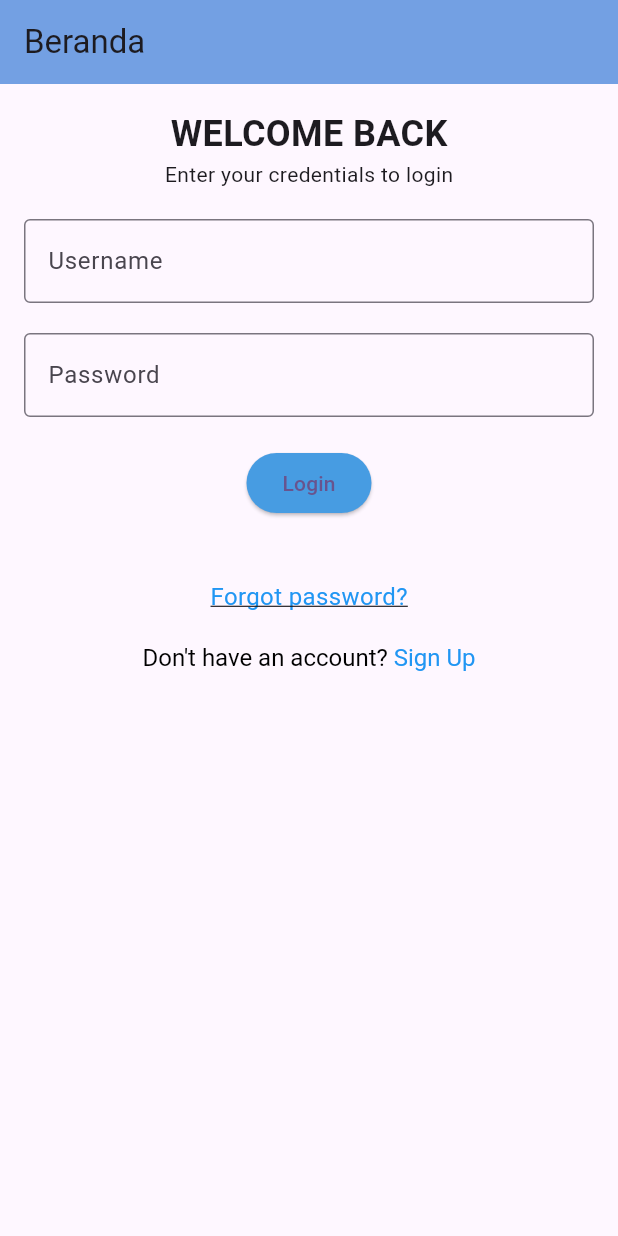
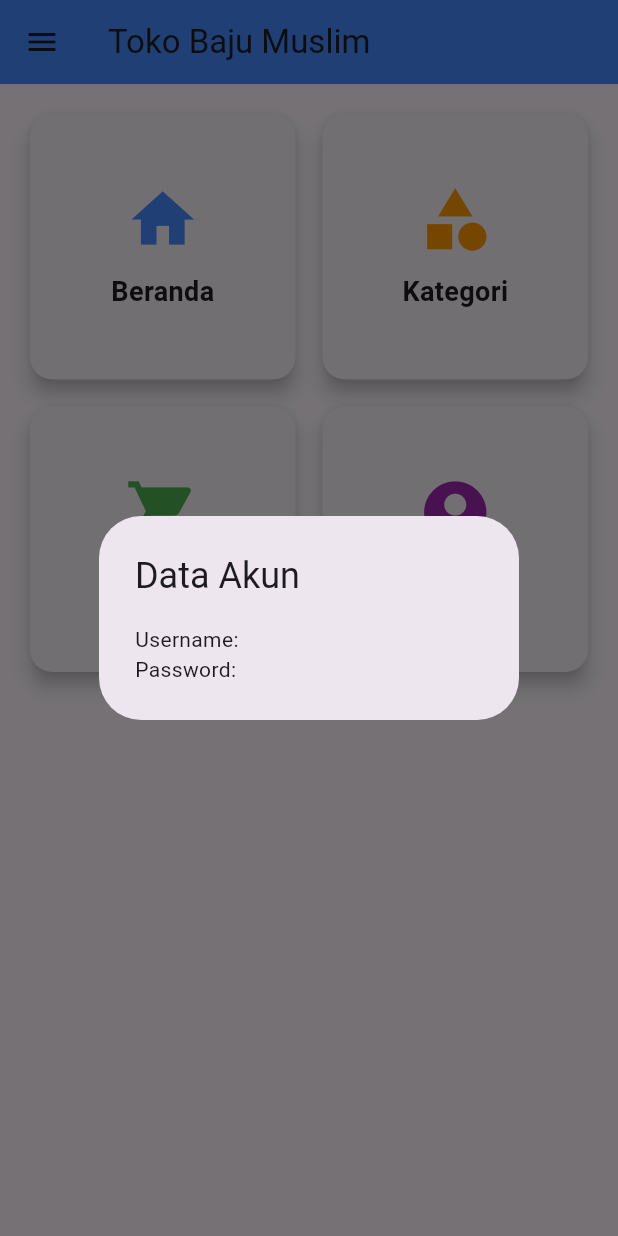
Before and after one commit to OktaviaPutriii/pemroP3, a Flutter app: the screen it shows after launch, after a tap on "Login", on a phone screen of 412 x 824 dp. Run offline on Flutter 3.47's test engine with Material 3 defaults, Android fonts, the phone set to English and light mode, and no system bars.

Commit message:
Menambahkan file beranda.dart dan melakukan perubahan pada login, main, dan signup

```diff
--- /dev/null
+++ b/lib/beranda.dart
@@ -0,0 +1,124 @@
+import 'package:flutter/material.dart';
+
+class HomePage extends StatelessWidget {
+  @override
+  Widget build(BuildContext context) {
+    return Scaffold(
+      appBar: AppBar(
+        title: Text('Toko Baju Muslim'),
+        backgroundColor: Colors.blueAccent,
+      ),
+      drawer: Drawer(
+        child: ListView(
+          padding: EdgeInsets.zero,
+          children: <Widget>[
+            DrawerHeader(
+              decoration: BoxDecoration(
+                color: Colors.blueAccent,
+              ),
+              child: Column(
+                mainAxisAlignment: MainAxisAlignment.center,
+                children: [
+                  CircleAvatar(
+                    radius: 40,
+                    backgroundImage:
+                        AssetImage('assets/profile.jpg'), // Gambar profil
+                  ),
+                  SizedBox(height: 10),
+                  Text(
+                    'User Name',
+                    style: TextStyle(color: Colors.white, fontSize: 18),
+                  ),
+                ],
+              ),
+            ),
+            ListTile(
+              leading: Icon(Icons.home),
+              title: Text('Beranda'),
+              onTap: () {
+                Navigator.pop(context);
+              },
+            ),
+            ListTile(
+              leading: Icon(Icons.category),
+              title: Text('Kategori'),
+              onTap: () {
+                Navigator.pop(context);
+              },
+            ),
+            ListTile(
+              leading: Icon(Icons.shopping_cart),
+              title: Text('Keranjang'),
+              onTap: () {
+                // Fungsi untuk membuka keranjang belanja
+                Navigator.pop(context);
+              },
+            ),
+            ListTile(
+              leading: Icon(Icons.logout),
+              title: Text('Logout'),
+              onTap: () {
+                // Fungsi logout
+                Navigator.pop(context);
+              },
+            ),
+          ],
+        ),
+      ),
+      body: Padding(
+        padding: const EdgeInsets.all(16.0),
+        child: GridView.count(
+          crossAxisCount: 2, // 2 kolom dalam grid
+          crossAxisSpacing: 10,
+          mainAxisSpacing: 10,
+          children: <Widget>[
+            _buildCard(
+              icon: Icons.home,
+              title: 'Beranda',
+              color: Colors.blueAccent,
+            ),
+            _buildCard(
+              icon: Icons.category,
+              title: 'Kategori',
+              color: Colors.orange,
+            ),
+            _buildCard(
+              icon: Icons.shopping_cart,
+              title: 'Keranjang',
+              color: Colors.green,
+            ),
+            _buildCard(
+              icon: Icons.account_circle,
+              title: 'Akun',
+              color: Colors.purple,
+            ),
+          ],
+        ),
+      ),
+    );
+  }
+
+  // Fungsi untuk membuat Card widget
+  Widget _buildCard({IconData? icon, String? title, Color? color}) => Card(
+        elevation: 5,
+        shape: RoundedRectangleBorder(
+          borderRadius: BorderRadius.circular(15),
+        ),
+        child: InkWell(
+          onTap: () {
+            // Aksi saat card ditekan
+          },
+          child: Column(
+            mainAxisAlignment: MainAxisAlignment.center,
+            children: <Widget>[
+              Icon(icon, size: 50, color: color),
+              SizedBox(height: 10),
+              Text(
+                title!,
+                style: TextStyle(fontSize: 18, fontWeight: FontWeight.bold),
+              ),
+            ],
+          ),
+        ),
+      );
+}
--- a/lib/login.dart
+++ b/lib/login.dart
@@ -1,8 +1,37 @@
 import 'package:flutter/material.dart';
+import 'package:flutter_application_1/beranda.dart';
 import 'package:flutter_application_1/signup.dart';
 
-class LoginPage extends StatelessWidget {
+class LoginPage extends StatefulWidget {
   const LoginPage({super.key});
+
+  @override
+  State<LoginPage> createState() => _LoginPageState();
+}
+
+class _LoginPageState extends State<LoginPage> {
+  final TextEditingController _usernameController = TextEditingController();
+  final TextEditingController _passwordController = TextEditingController();
+
+  void _tampil() {
+    String username = _usernameController.text;
+    String pass = _passwordController.text;
+
+    Navigator.push(
+                      context,
+                      MaterialPageRoute(
+                          builder: (context) => HomePage()),
+                    );
+
+    showDialog(
+        context: context,
+        builder: (context) {
+          return AlertDialog(
+            title: Text("Data Akun"),
+            content: Text("Username: $username\nPassword: $pass"),
+          );
+        });
+  }
 
   @override
   Widget build(BuildContext context) {
@@ -36,6 +65,7 @@ class LoginPage extends StatelessWidget {
 
               // Input Username
               TextField(
+                controller: _usernameController,
                 decoration: const InputDecoration(
                   labelText: 'Username',
                   hintText: 'Masukkan Username Anda',
@@ -49,6 +79,7 @@ class LoginPage extends StatelessWidget {
 
               // Input Password
               TextField(
+                controller: _passwordController,
                 decoration: const InputDecoration(
                   labelText: 'Password',
                   hintText: 'Masukkan Password Anda',
@@ -68,6 +99,7 @@ class LoginPage extends StatelessWidget {
                   children: [
                     ElevatedButton(
                       onPressed: () {
+                        _tampil();
                         // Aksi ketika tombol login ditekan
                       },
                       style: ElevatedButton.styleFrom(
--- a/lib/main.dart
+++ b/lib/main.dart
@@ -1,4 +1,5 @@
 import 'package:flutter/material.dart';
+import 'package:flutter_application_1/beranda.dart';
 import 'package:flutter_application_1/login.dart';
 
 void main() {
```
Also changed, not shown: lib/signup.dart (+122 -44 lines).
